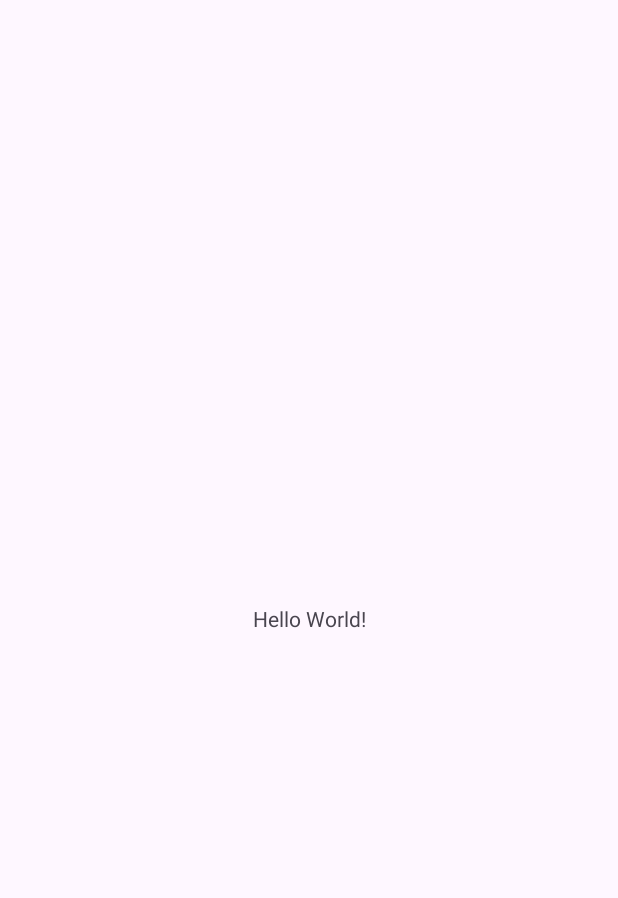
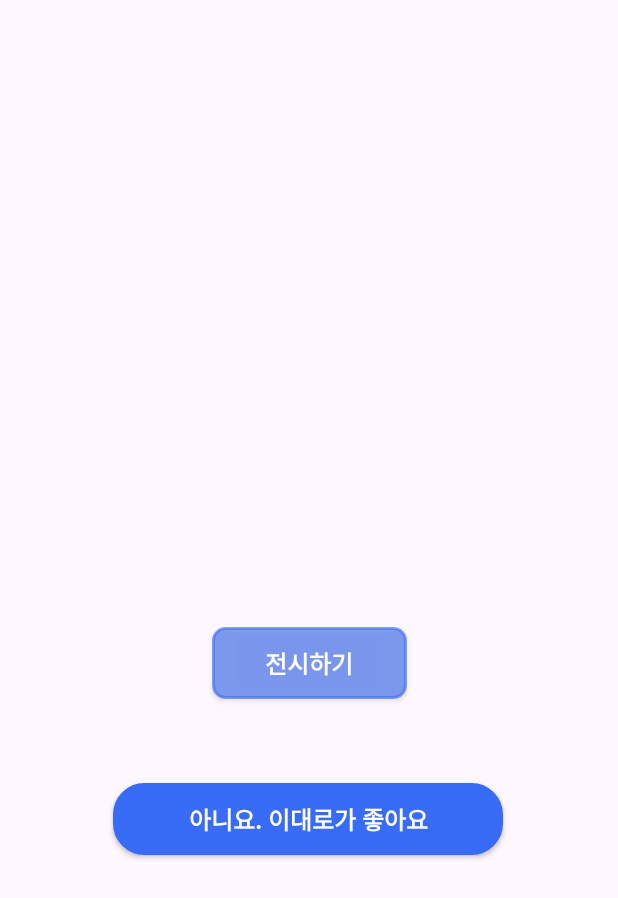
Before and after one commit to WOONBE/Arti, an Android app: the screen it shows after launch (MainActivity), on a phone screen of 412 x 824 dp. Before the commit the part shown is almost empty. Shown: the top 898 px of the screen. Run offline under Robolectric (Android 15) with nearby library versions, the phone set to English and light mode, and no system bars.

Commit message:
chore: 버튼, 폰트 스타일 설정

```diff
--- /dev/null
+++ b/Android/ArtI/app/src/main/res/drawable/background_point_button_round20.xml
@@ -0,0 +1,10 @@
+<?xml version="1.0" encoding="utf-8"?>
+<shape xmlns:android="http://schemas.android.com/apk/res/android">
+    <solid android:color="@color/point_color" />
+
+    <corners android:radius="@dimen/button_round20" />
+
+    <stroke
+        android:width="2dp"
+        android:color="@color/point_color" />
+</shape>
--- /dev/null
+++ b/Android/ArtI/app/src/main/res/drawable/background_point_button_round8.xml
@@ -0,0 +1,10 @@
+<?xml version="1.0" encoding="utf-8"?>
+<shape xmlns:android="http://schemas.android.com/apk/res/android">
+    <solid android:color="@color/point_color" />
+
+    <corners android:radius="@dimen/button_round8" />
+
+    <stroke
+        android:width="2dp"
+        android:color="@color/point_color" />
+</shape>
--- /dev/null
+++ b/Android/ArtI/app/src/main/res/drawable/background_point_trans_button_round8.xml
@@ -0,0 +1,10 @@
+<?xml version="1.0" encoding="utf-8"?>
+<shape xmlns:android="http://schemas.android.com/apk/res/android">
+    <solid android:color="@color/trans_point_color" />
+
+    <corners android:radius="@dimen/button_round8" />
+
+    <stroke
+        android:width="2dp"
+        android:color="@color/trans_point_color" />
+</shape>
--- a/Android/ArtI/app/src/main/res/layout/activity_main.xml
+++ b/Android/ArtI/app/src/main/res/layout/activity_main.xml
@@ -7,13 +7,27 @@
     android:layout_height="match_parent"
     tools:context=".MainActivity">
 
-    <TextView
-        android:layout_width="wrap_content"
-        android:layout_height="wrap_content"
-        android:text="Hello World!"
+    <androidx.appcompat.widget.AppCompatButton
+        style="@style/ButtonRoundLong20"
+        android:layout_marginTop="56dp"
+        android:text="아니요. 이대로가 좋아요"
+        android:textColor="@color/white"
+        android:textSize="16sp"
+        android:textStyle="bold"
+        app:layout_constraintEnd_toEndOf="parent"
+        app:layout_constraintHorizontal_bias="0.496"
+        app:layout_constraintStart_toStartOf="parent"
+        app:layout_constraintTop_toBottomOf="@id/btn1" />
+
+    <androidx.appcompat.widget.AppCompatButton
+        android:id="@+id/btn1"
+        style="@style/ButtonRoundShort8"
+        android:background="@drawable/background_point_trans_button_round8"
+        android:layout_marginTop="60dp"
+        android:text="전시하기"
+        app:layout_constraintTop_toTopOf="parent"
         app:layout_constraintBottom_toBottomOf="parent"
         app:layout_constraintEnd_toEndOf="parent"
-        app:layout_constraintStart_toStartOf="parent"
-        app:layout_constraintTop_toTopOf="parent" />
+        app:layout_constraintStart_toStartOf="parent" />
 
 </androidx.constraintlayout.widget.ConstraintLayout>
--- a/Android/ArtI/app/src/main/res/values/colors.xml
+++ b/Android/ArtI/app/src/main/res/values/colors.xml
@@ -2,4 +2,14 @@
 <resources>
     <color name="black">#FF000000</color>
     <color name="white">#FFFFFFFF</color>
+
+    <color name="point_color">#386Bf6</color>
+    <color name="trans_point_color">#99386Bf6</color>
+    <color name="background_color">#F7F7F7</color>
+    <color name="font_color">#000000</color>
+    <color name="text_disabled">#DADADA</color>
+
+
+
+
 </resources>
--- /dev/null
+++ b/Android/ArtI/app/src/main/res/values/dimens.xml
@@ -0,0 +1,9 @@
+<?xml version="1.0" encoding="utf-8"?>
+<resources>
+
+    <dimen name="button_round8">8dp</dimen>
+    <dimen name="button_round20">20dp</dimen>
+
+    <dimen name="button_padding12">12dp</dimen>
+
+</resources>
--- a/Android/ArtI/app/src/main/res/values/themes.xml
+++ b/Android/ArtI/app/src/main/res/values/themes.xml
@@ -1,9 +1,37 @@
-<resources xmlns:tools="http://schemas.android.com/tools">
+<resources>
     <!-- Base application theme. -->
     <style name="Base.Theme.ArtI" parent="Theme.Material3.DayNight.NoActionBar">
         <!-- Customize your light theme here. -->
         <!-- <item name="colorPrimary">@color/my_light_primary</item> -->
     </style>
 
+    <style name="ButtonTextWhiteBold" parent="Widget.AppCompat.Button">
+        <item name="android:textColor">@color/white</item>
+        <item name="android:textStyle">bold</item>
+        <item name="android:textSize">16sp</item>
+        <item name="android:layout_height">wrap_content</item>
+    </style>
+
+    <style name="ButtonRoundShort8" parent="ButtonTextWhiteBold">
+        <item name="android:background">@drawable/background_point_button_round8</item>
+        <item name="android:layout_width">130dp</item>
+    </style>
+
+    <style name="ButtonRoundLong8" parent="ButtonTextWhiteBold">
+        <item name="android:background">@drawable/background_point_button_round8</item>
+        <item name="android:layout_width">260dp</item>
+    </style>
+
+    <style name="ButtonRoundShort20" parent="ButtonTextWhiteBold">
+        <item name="android:background">@drawable/background_point_button_round20</item>
+        <item name="android:layout_width">130dp</item>
+    </style>
+
+    <style name="ButtonRoundLong20" parent="ButtonTextWhiteBold">
+        <item name="android:background">@drawable/background_point_button_round20</item>
+        <item name="android:layout_width">260dp</item>
+    </style>
+
+
     <style name="Theme.ArtI" parent="Base.Theme.ArtI" />
 </resources>
```
